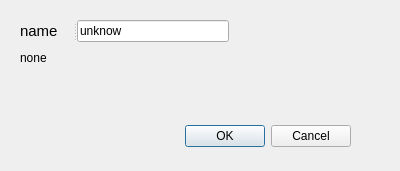
Qt form setting.ui (liguyano/qt_demo) before a commit.
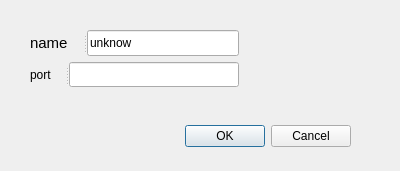
The same form after that commit.

Commit message: can change the port now

```diff
--- a/setting.ui
+++ b/setting.ui
@@ -29,13 +29,13 @@
                 <set>QDialogButtonBox::Cancel|QDialogButtonBox::Ok</set>
             </property>
         </widget>
-        <widget class="QWidget" name="layoutWidget">
+        <widget class="QWidget" name="">
             <property name="geometry">
                 <rect>
-                    <x>20</x>
-                    <y>20</y>
+                    <x>30</x>
+                    <y>30</y>
                     <width>209</width>
-                    <height>48</height>
+                    <height>57</height>
                 </rect>
             </property>
             <layout class="QVBoxLayout" name="verticalLayout">
@@ -62,10 +62,16 @@
                     </widget>
                 </item>
                 <item>
-                    <widget class="QLabel" name="label_2">
-                        <property name="text">
-                            <string>none</string>
+                    <widget class="QSplitter" name="splitter_2">
+                        <property name="orientation">
+                            <enum>Qt::Horizontal</enum>
                         </property>
+                        <widget class="QLabel" name="label_3">
+                            <property name="text">
+                                <string>port</string>
+                            </property>
+                        </widget>
+                        <widget class="QLineEdit" name="portInput"/>
                     </widget>
                 </item>
             </layout>
```
The commit also changes 12 other files.
